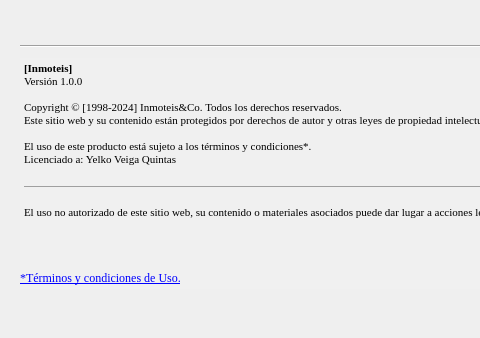
Above: templates/dlgAbout.ui from Manuerty/ProyecyoDI before the change; both pictures show x 0 to 480 and y 132 to 470 of the 599 by 470 pixel window. Below: the same form after it.
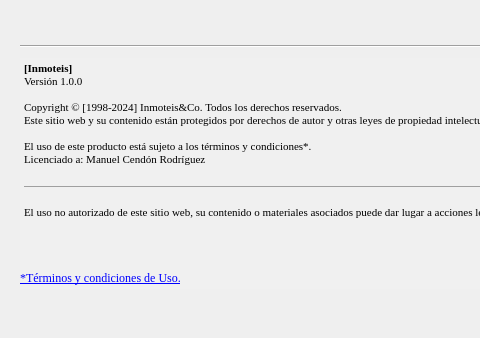
That is the form after the change. Icons and pictures are not drawn.

```diff
--- a/templates/dlgAbout.ui
+++ b/templates/dlgAbout.ui
@@ -52,7 +52,7 @@
     <string>&lt;!DOCTYPE HTML PUBLIC &quot;-//W3C//DTD HTML 4.0//EN&quot; &quot;http://www.w3.org/TR/REC-html40/strict.dtd&quot;&gt;
 &lt;html&gt;&lt;head&gt;&lt;meta name=&quot;qrichtext&quot; content=&quot;1&quot; /&gt;&lt;style type=&quot;text/css&quot;&gt;
 p, li { white-space: pre-wrap; }
-&lt;/style&gt;&lt;/head&gt;&lt;body style=&quot; font-family:'Times New Roman'; font-size:8.25pt; font-weight:400; font-style:normal;&quot;&gt;
+&lt;/style&gt;&lt;/head&gt;&lt;body style=&quot; font-family:'Times New Roman'; font-size:7.8pt; font-weight:400; font-style:normal;&quot;&gt;
 &lt;p style=&quot; margin-top:0px; margin-bottom:0px; margin-left:0px; margin-right:0px; -qt-block-indent:0; text-indent:0px;&quot;&gt;&lt;span style=&quot; font-family:'gg mono,Source Code Pro,Consolas,Andale Mono WT,Andale Mono,Lucida Console,Lucida Sans Typewriter,DejaVu Sans Mono,Bitstream Vera Sans Mono,Liberation Mono,Nimbus Mono L,Monaco,Courier New,Courier,monospace'; font-size:8pt; font-weight:600; color:#000000;&quot;&gt;[Inmoteis]&lt;/span&gt;&lt;/p&gt;
 &lt;p style=&quot; margin-top:0px; margin-bottom:0px; margin-left:0px; margin-right:0px; -qt-block-indent:0; text-indent:0px;&quot;&gt;&lt;span style=&quot; font-family:'gg mono,Source Code Pro,Consolas,Andale Mono WT,Andale Mono,Lucida Console,Lucida Sans Typewriter,DejaVu Sans Mono,Bitstream Vera Sans Mono,Liberation Mono,Nimbus Mono L,Monaco,Courier New,Courier,monospace'; font-size:8pt; color:#000000;&quot;&gt;Versión 1.0.0&lt;/span&gt;&lt;/p&gt;
 &lt;p style=&quot;-qt-paragraph-type:empty; margin-top:0px; margin-bottom:0px; margin-left:0px; margin-right:0px; -qt-block-indent:0; text-indent:0px; font-family:'gg mono,Source Code Pro,Consolas,Andale Mono WT,Andale Mono,Lucida Console,Lucida Sans Typewriter,DejaVu Sans Mono,Bitstream Vera Sans Mono,Liberation Mono,Nimbus Mono L,Monaco,Courier New,Courier,monospace'; font-size:8pt; color:#000000;&quot;&gt;&lt;br /&gt;&lt;/p&gt;
@@ -60,7 +60,7 @@
 &lt;p style=&quot; margin-top:0px; margin-bottom:0px; margin-left:0px; margin-right:0px; -qt-block-indent:0; text-indent:0px;&quot;&gt;&lt;span style=&quot; font-family:'gg mono,Source Code Pro,Consolas,Andale Mono WT,Andale Mono,Lucida Console,Lucida Sans Typewriter,DejaVu Sans Mono,Bitstream Vera Sans Mono,Liberation Mono,Nimbus Mono L,Monaco,Courier New,Courier,monospace'; font-size:8pt; color:#000000;&quot;&gt;Este sitio web y su contenido están protegidos por derechos de autor y otras leyes de propiedad intelectual aplicables.&lt;/span&gt;&lt;/p&gt;
 &lt;p style=&quot;-qt-paragraph-type:empty; margin-top:0px; margin-bottom:0px; margin-left:0px; margin-right:0px; -qt-block-indent:0; text-indent:0px; font-family:'gg mono,Source Code Pro,Consolas,Andale Mono WT,Andale Mono,Lucida Console,Lucida Sans Typewriter,DejaVu Sans Mono,Bitstream Vera Sans Mono,Liberation Mono,Nimbus Mono L,Monaco,Courier New,Courier,monospace'; font-size:8pt; color:#000000;&quot;&gt;&lt;br /&gt;&lt;/p&gt;
 &lt;p style=&quot; margin-top:0px; margin-bottom:0px; margin-left:0px; margin-right:0px; -qt-block-indent:0; text-indent:0px;&quot;&gt;&lt;span style=&quot; font-family:'gg mono,Source Code Pro,Consolas,Andale Mono WT,Andale Mono,Lucida Console,Lucida Sans Typewriter,DejaVu Sans Mono,Bitstream Vera Sans Mono,Liberation Mono,Nimbus Mono L,Monaco,Courier New,Courier,monospace'; font-size:8pt; color:#000000;&quot;&gt;El uso de este producto está sujeto a los términos y condiciones*.&lt;/span&gt;&lt;/p&gt;
-&lt;p style=&quot; margin-top:0px; margin-bottom:0px; margin-left:0px; margin-right:0px; -qt-block-indent:0; text-indent:0px;&quot;&gt;&lt;span style=&quot; font-family:'gg mono,Source Code Pro,Consolas,Andale Mono WT,Andale Mono,Lucida Console,Lucida Sans Typewriter,DejaVu Sans Mono,Bitstream Vera Sans Mono,Liberation Mono,Nimbus Mono L,Monaco,Courier New,Courier,monospace'; font-size:8pt; color:#000000;&quot;&gt;Licenciado a: Yelko Veiga Quintas&lt;/span&gt;&lt;/p&gt;
+&lt;p style=&quot; margin-top:0px; margin-bottom:0px; margin-left:0px; margin-right:0px; -qt-block-indent:0; text-indent:0px;&quot;&gt;&lt;span style=&quot; font-family:'gg mono,Source Code Pro,Consolas,Andale Mono WT,Andale Mono,Lucida Console,Lucida Sans Typewriter,DejaVu Sans Mono,Bitstream Vera Sans Mono,Liberation Mono,Nimbus Mono L,Monaco,Courier New,Courier,monospace'; font-size:8pt; color:#000000;&quot;&gt;Licenciado a: Manuel Cendón Rodríguez&lt;/span&gt;&lt;/p&gt;
 &lt;p style=&quot;-qt-paragraph-type:empty; margin-top:0px; margin-bottom:0px; margin-left:0px; margin-right:0px; -qt-block-indent:0; text-indent:0px; font-family:'gg mono,Source Code Pro,Consolas,Andale Mono WT,Andale Mono,Lucida Console,Lucida Sans Typewriter,DejaVu Sans Mono,Bitstream Vera Sans Mono,Liberation Mono,Nimbus Mono L,Monaco,Courier New,Courier,monospace'; font-size:8pt; color:#000000;&quot;&gt;&lt;br /&gt;&lt;/p&gt;
 &lt;hr /&gt;
 &lt;p style=&quot;-qt-paragraph-type:empty; margin-top:0px; margin-bottom:0px; margin-left:0px; margin-right:0px; -qt-block-indent:0; text-indent:0px; font-family:'MS Shell Dlg 2'; font-size:8pt;&quot;&gt;&lt;br /&gt;&lt;/p&gt;
```
